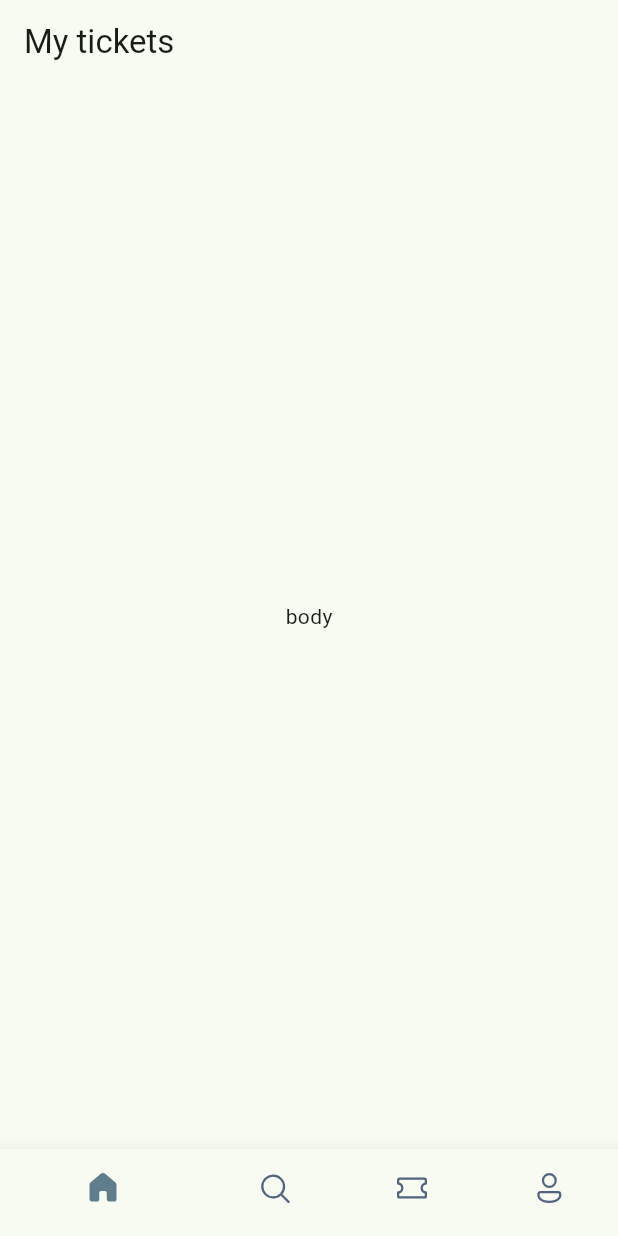
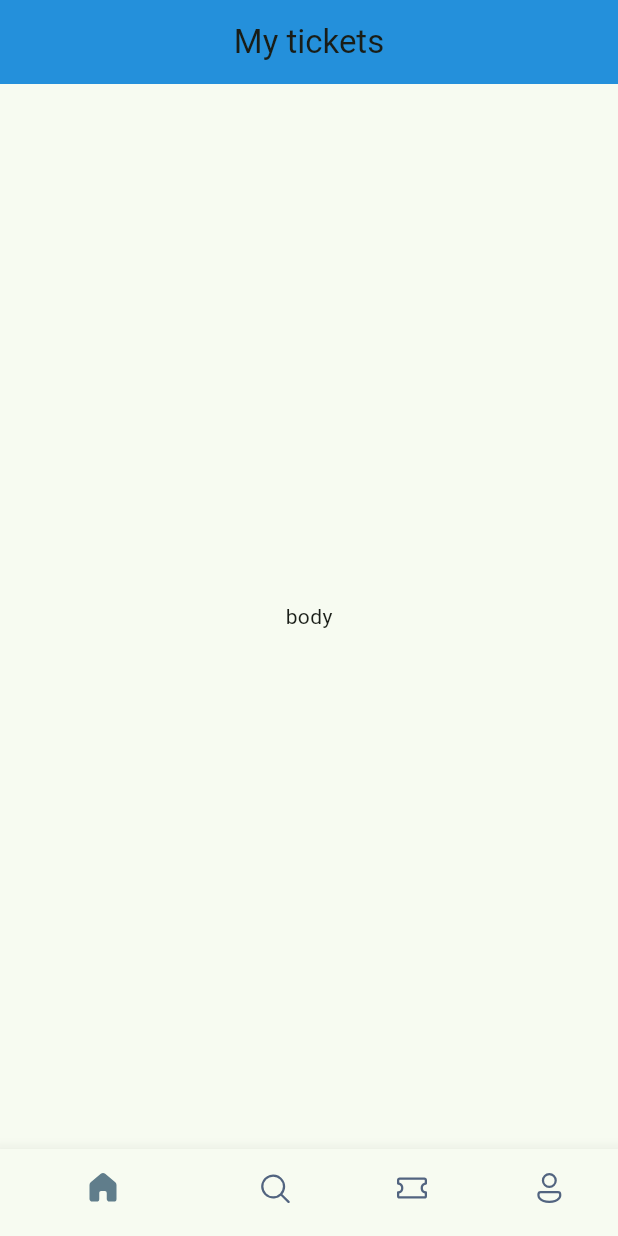
Before and after one commit to adithya-902/movie_app_flutter, a Flutter app: the screen it shows after launch, on a phone screen of 412 x 824 dp. Run offline on Flutter 3.47's test engine with Material 2 defaults, Android fonts, the phone set to English and light mode, and no system bars; our stand-ins replace fluentui_icons.

Commit message:
messed around with the styling

```diff
--- a/lib/screens/bottom_bar.dart
+++ b/lib/screens/bottom_bar.dart
@@ -1,5 +1,5 @@
 import 'package:fluentui_icons/fluentui_icons.dart';
-import 'package:flutter/cupertino.dart';
+//import 'package:flutter/cupertino.dart';
 import 'package:flutter/material.dart';
 
 class BottomBar extends StatefulWidget {
@@ -15,6 +15,9 @@ class _BottomBarState extends State<BottomBar> {
     return Scaffold(
       appBar: AppBar(
         title: const Text("My tickets"),
+        centerTitle: true,
+        elevation: 10,
+        backgroundColor: Colors.blue,
       ),
       body: const Center(
         child: Text("body"),
```
